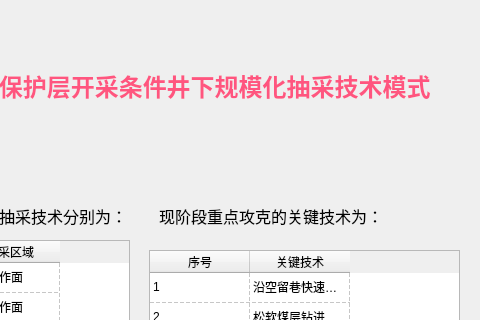
wyrover/cbm, file python/cbm/uifiles/low_far_coals_dlg.ui: the form before one commit; both pictures show x 251 to 731 and y 0 to 320 of the 731 by 461 pixel window.
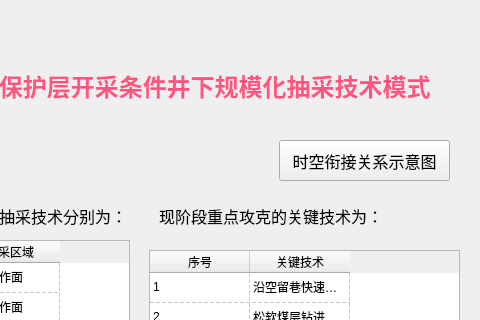
The form after the commit. Icons and pictures are not drawn.

What changed in the file:
```diff
--- a/python/cbm/uifiles/low_far_coals_dlg.ui
+++ b/python/cbm/uifiles/low_far_coals_dlg.ui
@@ -516,6 +516,22 @@
      </property>
     </item>
    </widget>
+   <widget class="QPushButton" name="tBtn">
+    <property name="geometry">
+     <rect>
+      <x>530</x>
+      <y>110</y>
+      <width>171</width>
+      <height>41</height>
+     </rect>
+    </property>
+    <property name="toolTip">
+     <string/>
+    </property>
+    <property name="text">
+     <string>时空衔接关系示意图</string>
+    </property>
+   </widget>
   </widget>
  </widget>
  <resources>
```
Left out of the diff: 2 changed lines with no effect on the pictures.
